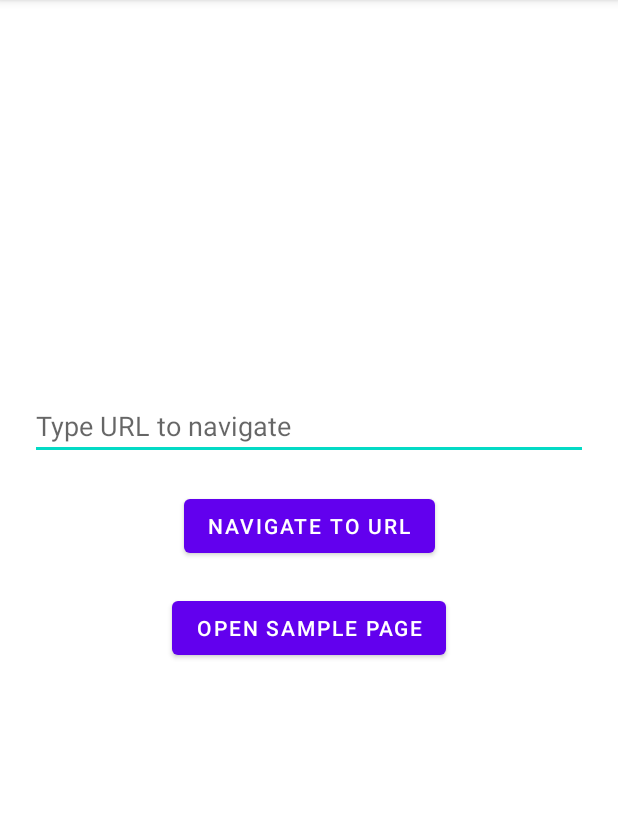
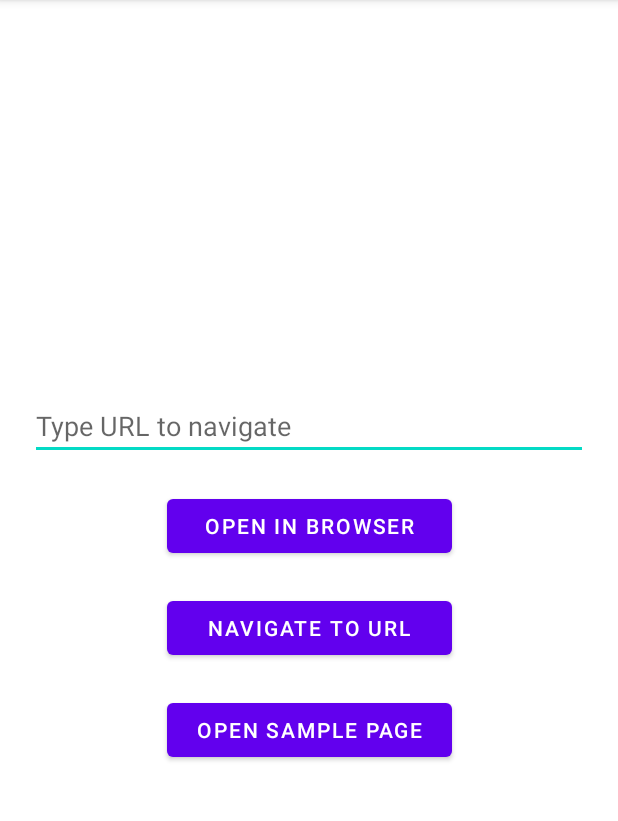
Before and after one commit to Transported-Labs/android-webview-sdk-demo, an Android app: the screen it shows after launch (MainActivity), on a phone screen of 412 x 824 dp, the part 84-905 px from its top. Run offline under Robolectric (Android 15) with nearby library versions, the phone set to English and light mode, and no system bars; libraries missing offline, so code that uses them is left out: com.cueaudio.webviewsdk; 1 statement that could not run was skipped.

Commit message:
Added openInBrowser button and call of method.

```diff
--- a/app/src/main/res/layout/activity_main.xml
+++ b/app/src/main/res/layout/activity_main.xml
@@ -20,21 +20,34 @@
         app:layout_constraintTop_toTopOf="parent" />
 
     <Button
+        android:id="@+id/openInBrowserButton"
+        android:layout_width="wrap_content"
+        android:layout_height="wrap_content"
+        android:layout_margin="20dp"
+        android:minWidth="190dp"
+        android:text="@string/open_in_browser"
+        app:layout_constraintEnd_toEndOf="parent"
+        app:layout_constraintStart_toStartOf="parent"
+        app:layout_constraintTop_toBottomOf="@id/urlEditText" />
+
+    <Button
         android:id="@+id/navigateButton"
         android:layout_width="wrap_content"
         android:layout_height="wrap_content"
         android:layout_margin="20dp"
-        android:text="Navigate to URL"
+        android:minWidth="190dp"
+        android:text="@string/navigate_to_url"
         app:layout_constraintEnd_toEndOf="parent"
         app:layout_constraintStart_toStartOf="parent"
-        app:layout_constraintTop_toBottomOf="@id/urlEditText" />
+        app:layout_constraintTop_toBottomOf="@id/openInBrowserButton" />
 
     <Button
         android:id="@+id/openFileButton"
         android:layout_width="wrap_content"
         android:layout_height="wrap_content"
         android:layout_margin="20dp"
-        android:text="Open sample page"
+        android:minWidth="190dp"
+        android:text="@string/open_sample_page"
         app:layout_constraintEnd_toEndOf="parent"
         app:layout_constraintStart_toStartOf="parent"
         app:layout_constraintTop_toBottomOf="@id/navigateButton" />
--- a/app/src/main/res/values/strings.xml
+++ b/app/src/main/res/values/strings.xml
@@ -1,3 +1,6 @@
 <resources>
     <string name="app_name">WebViewSDKDemo</string>
+    <string name="navigate_to_url">Navigate to URL</string>
+    <string name="open_sample_page">Open sample page</string>
+    <string name="open_in_browser">Open in browser</string>
 </resources>
```
Also changed, not shown: app/src/main/java/com/cueaudio/webviewsdkdemo/MainActivity.kt (+14 -2 lines).
